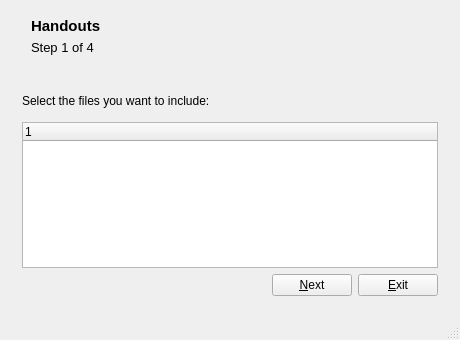
Qt form portfolio/ui/mainwindow.ui (manutorres/pernambuco) before a commit.
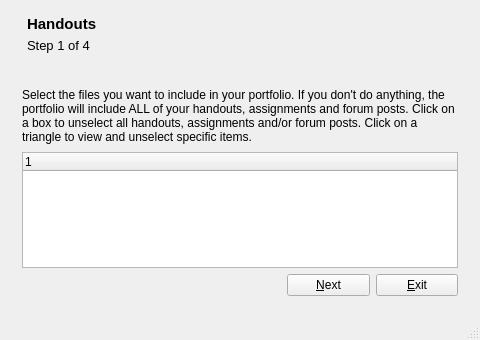
The same form after that commit. The open tabs and pages were chosen to show the change. Icons and pictures are not drawn.

Patch:
```diff
--- a/portfolio/ui/mainwindow.ui
+++ b/portfolio/ui/mainwindow.ui
@@ -9,7 +9,7 @@
    <rect>
     <x>0</x>
     <y>0</y>
-    <width>460</width>
+    <width>480</width>
     <height>340</height>
    </rect>
   </property>
@@ -21,13 +21,13 @@
   </property>
   <property name="minimumSize">
    <size>
-    <width>460</width>
+    <width>480</width>
     <height>340</height>
    </size>
   </property>
   <property name="maximumSize">
    <size>
-    <width>460</width>
+    <width>480</width>
     <height>460</height>
    </size>
   </property>
@@ -40,7 +40,7 @@
   <widget class="QWidget" name="centralWidget">
    <property name="maximumSize">
     <size>
-     <width>461</width>
+     <width>480</width>
      <height>16777215</height>
     </size>
    </property>
@@ -73,8 +73,8 @@
       <widget class="QLabel" name="lblTask">
        <property name="geometry">
         <rect>
-         <x>20</x>
-         <y>4</y>
+         <x>16</x>
+         <y>2</y>
          <width>311</width>
          <height>26</height>
         </rect>
@@ -93,8 +93,8 @@
       <widget class="QLabel" name="label_9">
        <property name="geometry">
         <rect>
-         <x>370</x>
-         <y>6</y>
+         <x>401</x>
+         <y>5</y>
          <width>46</width>
          <height>41</height>
         </rect>
@@ -109,9 +109,9 @@
       <widget class="QLabel" name="lblSteps">
        <property name="geometry">
         <rect>
-         <x>20</x>
-         <y>30</y>
-         <width>71</width>
+         <x>16</x>
+         <y>28</y>
+         <width>111</width>
          <height>16</height>
         </rect>
        </property>
@@ -689,14 +689,14 @@
       </widget>
       <widget class="QWidget" name="page_3">
        <layout class="QGridLayout" name="gridLayout">
-        <item row="3" column="5">
+        <item row="6" column="5">
          <widget class="QPushButton" name="btnExit_3">
           <property name="text">
            <string>&amp;Exit</string>
           </property>
          </widget>
         </item>
-        <item row="3" column="1" colspan="3">
+        <item row="6" column="1" colspan="3">
          <spacer name="horizontalSpacer_4">
           <property name="orientation">
            <enum>Qt::Horizontal</enum>
@@ -709,40 +709,14 @@
           </property>
          </spacer>
         </item>
-        <item row="0" column="1" colspan="2">
-         <widget class="QLabel" name="label_5">
-          <property name="minimumSize">
-           <size>
-            <width>0</width>
-            <height>30</height>
-           </size>
-          </property>
-          <property name="text">
-           <string>Select the files you want to include:</string>
-          </property>
-         </widget>
-        </item>
-        <item row="3" column="4">
+        <item row="6" column="4">
          <widget class="QPushButton" name="btnNext_3">
           <property name="text">
            <string>&amp;Next</string>
           </property>
          </widget>
         </item>
-        <item row="0" column="3">
-         <spacer name="horizontalSpacer_11">
-          <property name="orientation">
-           <enum>Qt::Horizontal</enum>
-          </property>
-          <property name="sizeHint" stdset="0">
-           <size>
-            <width>40</width>
-            <height>20</height>
-           </size>
-          </property>
-         </spacer>
-        </item>
-        <item row="1" column="1" colspan="5">
+        <item row="4" column="1" colspan="5">
          <widget class="QTreeWidget" name="treeWidgetFiles">
           <column>
            <property name="text">
@@ -751,6 +725,28 @@
           </column>
          </widget>
         </item>
+        <item row="3" column="1" colspan="5">
+         <widget class="QLabel" name="label_5">
+          <property name="sizePolicy">
+           <sizepolicy hsizetype="Preferred" vsizetype="Preferred">
+            <horstretch>0</horstretch>
+            <verstretch>0</verstretch>
+           </sizepolicy>
+          </property>
+          <property name="minimumSize">
+           <size>
+            <width>0</width>
+            <height>60</height>
+           </size>
+          </property>
+          <property name="text">
+           <string>Select the files you want to include in your portfolio. If you don't do anything, the portfolio will include ALL of your handouts, assignments and forum posts. Click on a box to unselect all handouts, assignments and/or forum posts. Click on a triangle to view and unselect specific items.</string>
+          </property>
+          <property name="wordWrap">
+           <bool>true</bool>
+          </property>
+         </widget>
+        </item>
        </layout>
       </widget>
       <widget class="QWidget" name="page_4">
```
Left out of the diff: 40 changed lines with no effect on the pictures.
